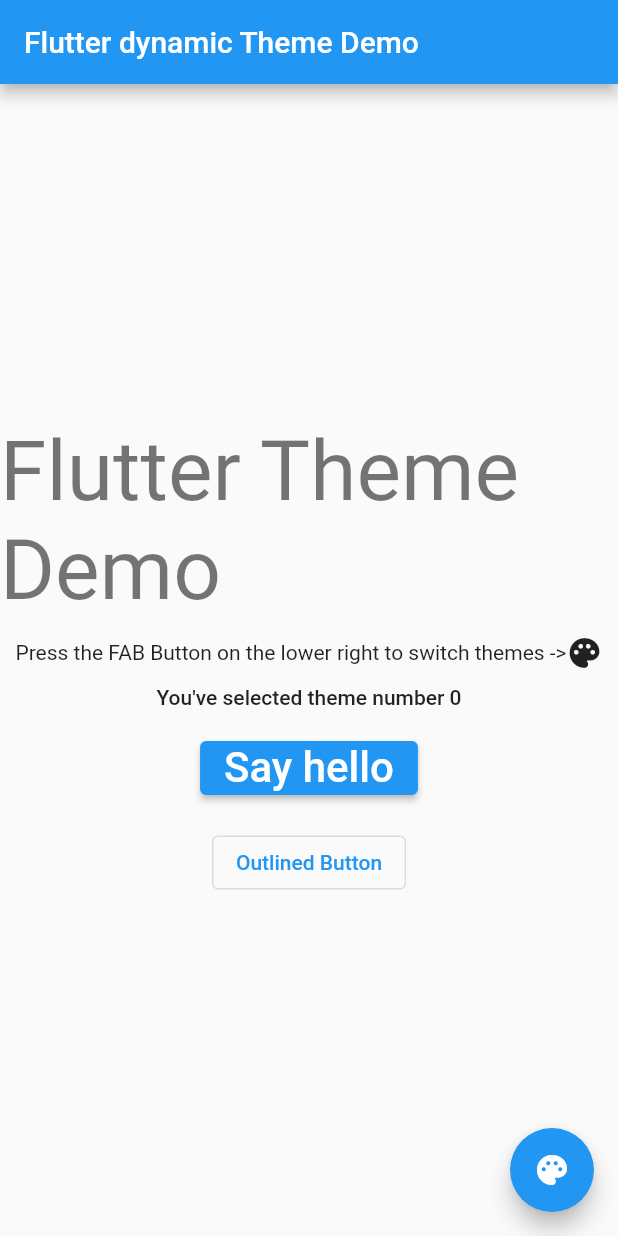
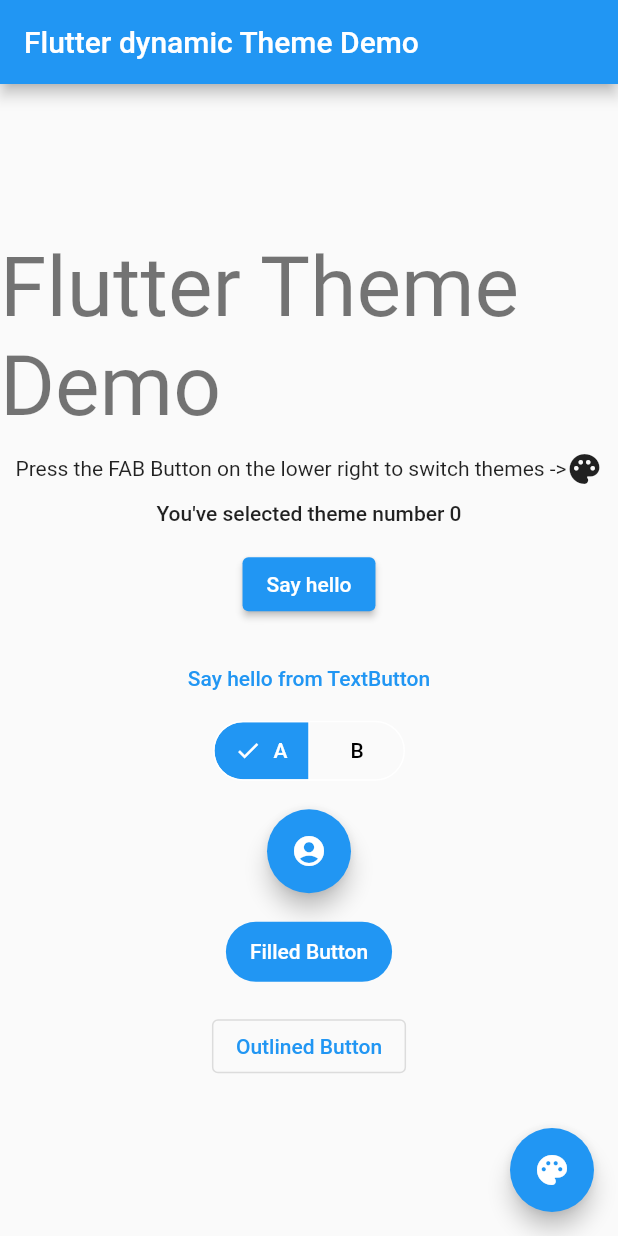
Before and after one commit to TomKrauss/flutter-themes, a Flutter app: the screen it shows after launch, on a phone screen of 412 x 824 dp. Run offline on Flutter 3.47's test engine with Material 2 defaults, Android fonts, the phone set to English and light mode, and no system bars; our stand-ins replace rxdart.

Commit message:
NO-ISSUE: additional controls added to demo

```diff
--- a/lib/main.dart
+++ b/lib/main.dart
@@ -91,6 +91,7 @@ class MyHomePage extends StatefulWidget {
 }
 
 class _MyHomePageState extends State<MyHomePage> {
+  final Set<String> _selectedSegments = {"A"};
   final List<ThemeData> _themes = [
     ThemeData(useMaterial3: true, colorSchemeSeed: Colors.pink),
     ThemeData(useMaterial3: true, primarySwatch: Colors.amber),
@@ -126,6 +127,7 @@ class _MyHomePageState extends State<MyHomePage> {
 
   @override
   Widget build(BuildContext context) {
+    var textTheme = Theme.of(context).textTheme;
     return Scaffold(
       appBar: AppBar(
         // Here we take the value from the MyHomePage object that was created by
@@ -138,21 +140,43 @@ class _MyHomePageState extends State<MyHomePage> {
         child: Column(
           mainAxisAlignment: MainAxisAlignment.center,
           children: <Widget>[
-            Text("Flutter Theme Demo", style: Theme.of(context).textTheme.displayMedium),
+            Text("Flutter Theme Demo", style: textTheme.displayMedium),
             const SizedBox(height: 10),
             Row(mainAxisAlignment: MainAxisAlignment.center, children: [
               Text("Press the FAB Button on the lower right to switch themes ->",
-                  style: Theme.of(context).textTheme.bodyMedium),
+                  style: textTheme.bodyMedium),
               const Icon(Icons.palette)
             ]),
             const SizedBox(height: 10),
-            Text("You've selected theme number $_currentThemeIdx", style: Theme.of(context).textTheme.bodyLarge),
+            Text("You've selected theme number $_currentThemeIdx", style: textTheme.bodyLarge),
             const SizedBox(height: 15),
             ElevatedButton(
                 onPressed: _showMessage,
                 child: const Text(
-                  "Say hello",
-                  textScaleFactor: 2,
+                  "Say hello"
+                )),
+            const SizedBox(height: 15),
+            TextButton(
+                onPressed: _showMessage,
+                child: const Text(
+                  "Say hello from TextButton"
+                )),
+            SegmentedButton(segments: const [ButtonSegment(value: "A", label: Text("A")), ButtonSegment(value: "B", label: Text("B"))],
+                selected: _selectedSegments, emptySelectionAllowed: true, onSelectionChanged: (x) {
+                  setState(() {
+                    _selectedSegments.clear();
+                    _selectedSegments.addAll(x);
+                  });
+                }),
+            const SizedBox(height: 15),
+            FloatingActionButton(
+                onPressed: _showMessage,
+                child: const Icon(Icons.account_circle_sharp)),
+            const SizedBox(height: 15),
+            FilledButton(
+                onPressed: _showMessage,
+                child: const Text(
+                  "Filled Button",
                 )),
             const SizedBox(height: 15),
             OutlinedButton(
```
